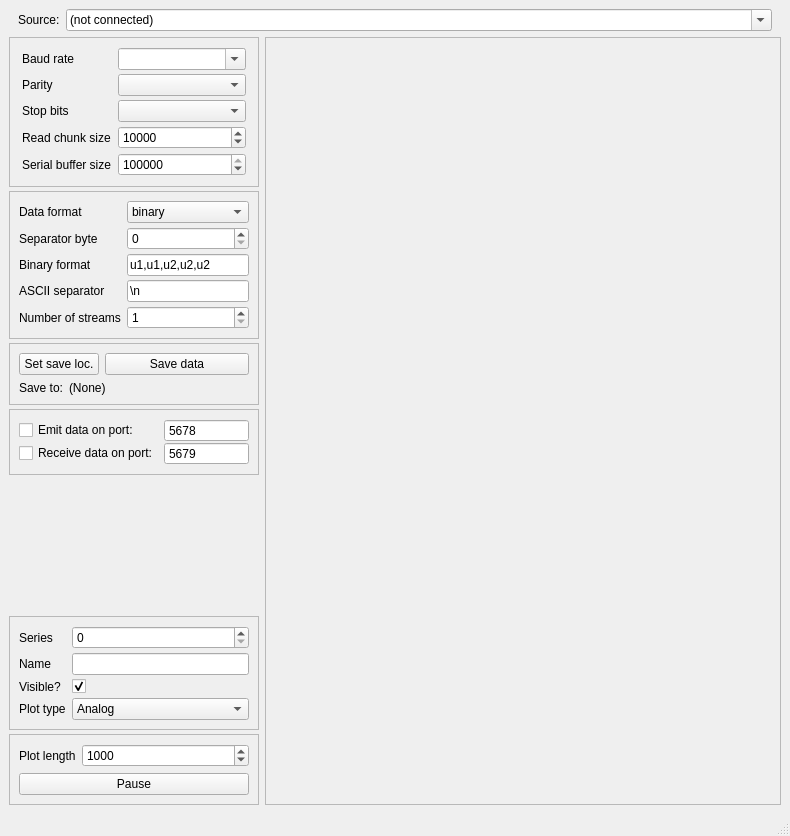
Before: the Qt Designer form src/splot/splot.ui in starfishneuroscience/splot, drawn with Qt 5.
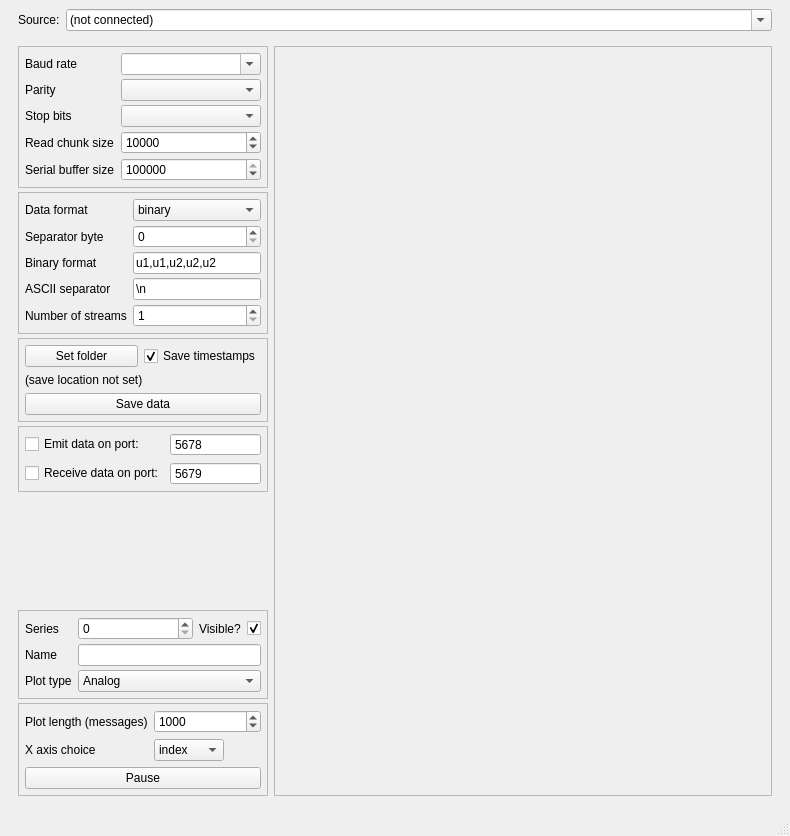
After: the same form once the commit is applied.

```diff
--- a/src/splot/splot.ui
+++ b/src/splot/splot.ui
@@ -113,6 +113,7 @@
         </widget>
        </item>
        <item>
+        <widget class="QFrame" name="">
         <layout class="QHBoxLayout" name="horizontalLayout_2">
          <item>
           <widget class="QFrame" name="leftFrame">
@@ -172,16 +173,16 @@
                 <number>4</number>
                </property>
                <property name="leftMargin">
-                <number>12</number>
+                 <number>6</number>
                </property>
                <property name="topMargin">
-                <number>10</number>
+                 <number>6</number>
                </property>
                <property name="rightMargin">
-                <number>12</number>
+                 <number>6</number>
                </property>
                <property name="bottomMargin">
-                <number>10</number>
+                 <number>6</number>
                </property>
                <item row="0" column="0">
                 <widget class="QLabel" name="serialBaudRateLabel">
@@ -319,6 +320,18 @@
                <property name="verticalSpacing">
                 <number>4</number>
                </property>
+                <property name="leftMargin">
+                 <number>6</number>
+                </property>
+                <property name="topMargin">
+                 <number>6</number>
+                </property>
+                <property name="rightMargin">
+                 <number>6</number>
+                </property>
+                <property name="bottomMargin">
+                 <number>6</number>
+                </property>
                <item row="0" column="0">
                 <widget class="QLabel" name="label_13">
                  <property name="text">
@@ -382,7 +395,7 @@
                   </sizepolicy>
                  </property>
                  <property name="toolTip">
-                  <string>&lt;html&gt;&lt;head/&gt;&lt;body&gt;&lt;p&gt;Binary messages are parsed by numpy as structured datatypes (&lt;a href=&quot;https://numpy.org/doc/stable/user/basics.rec.html#structured-datatypes&quot;&gt;&lt;span style=&quot; text-decoration: underline; color:#0000ff;&quot;&gt;https://numpy.org/doc/stable/user/basics.rec.html#structured-datatypes&lt;/span&gt;&lt;/a&gt;), which can be specified as comma-separated strings (see also &lt;a href=&quot;https://numpy.org/doc/stable/reference/arrays.dtypes.html#arrays-dtypes-constructing&quot;&gt;&lt;span style=&quot; text-decoration: underline; color:#0000ff;&quot;&gt;https://numpy.org/doc/stable/reference/arrays.dtypes.html#arrays-dtypes-constructing&lt;/span&gt;&lt;/a&gt;). For now, it is assumed that each element of the datatype is a scalar, so nested/hierarchical dtypes may produce funky results and errors. &lt;/p&gt;&lt;/body&gt;&lt;/html&gt;</string>
+                   <string>&lt;html&gt;&lt;head/&gt;&lt;body&gt;&lt;p&gt;Binary messages are parsed by numpy as structured datatypes (&lt;a href=&quot;https://numpy.org/doc/stable/user/basics.rec.html#structured-datatypes&quot;&gt;&lt;span style=&quot; text-decoration: underline; color:#0000ff;&quot;&gt;https://numpy.org/doc/stable/user/basics.rec.html#structured-datatypes&lt;/span&gt;&lt;/a&gt;), which can be specified as comma-separated strings (see also &lt;a href=&quot;https://numpy.org/doc/stable/reference/arrays.dtypes.html#arrays-dtypes-constructing&quot;&gt;&lt;span style=&quot; text-decoration: underline; color:#0000ff;&quot;&gt;https://numpy.org/doc/stable/reference/arrays.dtypes.html#arrays-dtypes-constructing&lt;/span&gt;&lt;/a&gt;). For now, it is assumed that each element of the datatype is a scalar, so nested/hierarchical dtypes will cause errors. Also see splot's README.&lt;/p&gt;&lt;/body&gt;&lt;/html&gt;</string>
                  </property>
                  <property name="toolTipDuration">
                   <number>-1</number>
@@ -441,20 +454,19 @@
                <enum>QFrame::Raised</enum>
               </property>
               <layout class="QGridLayout" name="gridLayout_2">
-               <item row="0" column="0" colspan="2">
-                <widget class="QPushButton" name="setSaveLocationPushButton">
-                 <property name="sizePolicy">
-                  <sizepolicy hsizetype="Expanding" vsizetype="Fixed">
-                   <horstretch>0</horstretch>
-                   <verstretch>0</verstretch>
-                  </sizepolicy>
-                 </property>
-                 <property name="text">
-                  <string>Set save loc.</string>
-                 </property>
-                </widget>
-               </item>
-               <item row="0" column="2">
+                <property name="leftMargin">
+                 <number>6</number>
+                </property>
+                <property name="topMargin">
+                 <number>6</number>
+                </property>
+                <property name="rightMargin">
+                 <number>6</number>
+                </property>
+                <property name="bottomMargin">
+                 <number>6</number>
+                </property>
+                <item row="4" column="0" colspan="2">
                 <widget class="QPushButton" name="savePushButton">
                  <property name="sizePolicy">
                   <sizepolicy hsizetype="Expanding" vsizetype="Fixed">
@@ -471,16 +483,32 @@
                 </widget>
                </item>
                <item row="1" column="0">
-                <widget class="QLabel" name="saveToLabel">
+                 <widget class="QPushButton" name="setSaveLocationPushButton">
+                  <property name="sizePolicy">
+                   <sizepolicy hsizetype="Expanding" vsizetype="Fixed">
+                    <horstretch>0</horstretch>
+                    <verstretch>0</verstretch>
+                   </sizepolicy>
+                  </property>
                  <property name="text">
-                  <string>Save to:</string>
+                   <string>Set folder</string>
                  </property>
                 </widget>
                </item>
-               <item row="1" column="1" colspan="2">
+                <item row="1" column="1">
+                 <widget class="QCheckBox" name="saveTimestampsCheckBox">
+                  <property name="text">
+                   <string>Save timestamps</string>
+                  </property>
+                  <property name="checked">
+                   <bool>true</bool>
+                  </property>
+                 </widget>
+                </item>
+                <item row="3" column="0" colspan="2">
                 <widget class="QLabel" name="saveLocationLabel">
                  <property name="text">
-                  <string>(None)</string>
+                   <string>(save location not set)</string>
                  </property>
                 </widget>
                </item>
@@ -489,41 +517,37 @@
             </item>
             <item>
              <widget class="QFrame" name="zmqFrame">
+               <property name="sizePolicy">
+                <sizepolicy hsizetype="Preferred" vsizetype="Preferred">
+                 <horstretch>0</horstretch>
+                 <verstretch>0</verstretch>
+                </sizepolicy>
+               </property>
               <property name="minimumSize">
                <size>
                 <width>0</width>
-                <height>10</height>
+                 <height>0</height>
                </size>
               </property>
               <property name="frameShape">
                <enum>QFrame::StyledPanel</enum>
               </property>
               <layout class="QGridLayout" name="gridLayout">
-               <property name="horizontalSpacing">
+                <property name="leftMargin">
+                 <number>6</number>
+                </property>
+                <property name="topMargin">
+                 <number>6</number>
+                </property>
+                <property name="rightMargin">
+                 <number>6</number>
+                </property>
+                <property name="bottomMargin">
+                 <number>6</number>
+                </property>
+                <property name="spacing">
                 <number>-1</number>
                </property>
-               <property name="verticalSpacing">
-                <number>0</number>
-               </property>
-               <item row="1" column="1">
-                <widget class="QSpinBox" name="receiveDataPortSpinBox">
-                 <property name="enabled">
-                  <bool>true</bool>
-                 </property>
-                 <property name="buttonSymbols">
-                  <enum>QAbstractSpinBox::NoButtons</enum>
-                 </property>
-                 <property name="keyboardTracking">
-                  <bool>false</bool>
-                 </property>
-                 <property name="maximum">
-                  <number>65535</number>
-                 </property>
-                 <property name="value">
-                  <number>5679</number>
-                 </property>
-                </widget>
-               </item>
                <item row="0" column="0">
                 <widget class="QCheckBox" name="emitDataCheckBox">
                  <property name="enabled">
@@ -563,6 +587,25 @@
                  </property>
                 </widget>
                </item>
+                <item row="1" column="1">
+                 <widget class="QSpinBox" name="receiveDataPortSpinBox">
+                  <property name="enabled">
+                   <bool>true</bool>
+                  </property>
+                  <property name="buttonSymbols">
+                   <enum>QAbstractSpinBox::NoButtons</enum>
+                  </property>
+                  <property name="keyboardTracking">
+                   <bool>false</bool>
+                  </property>
+                  <property name="maximum">
+                   <number>65535</number>
+                  </property>
+                  <property name="value">
+                   <number>5679</number>
+                  </property>
+                 </widget>
+                </item>
               </layout>
              </widget>
             </item>
@@ -590,13 +633,29 @@
               <property name="frameShadow">
                <enum>QFrame::Raised</enum>
               </property>
-              <layout class="QFormLayout" name="formLayout_2">
-               <property name="fieldGrowthPolicy">
-                <enum>QFormLayout::ExpandingFieldsGrow</enum>
+               <layout class="QGridLayout" name="gridLayout_3">
+                <property name="leftMargin">
+                 <number>6</number>
+                </property>
+                <property name="topMargin">
+                 <number>6</number>
+                </property>
+                <property name="rightMargin">
+                 <number>6</number>
+                </property>
+                <property name="bottomMargin">
+                 <number>6</number>
                </property>
                <property name="verticalSpacing">
                 <number>4</number>
                </property>
+                <item row="0" column="2">
+                 <widget class="QLabel" name="seriesVisibleLabel">
+                  <property name="text">
+                   <string>Visible?</string>
+                  </property>
+                 </widget>
+                </item>
                <item row="0" column="0">
                 <widget class="QLabel" name="seriesLabel">
                  <property name="text">
@@ -604,6 +663,20 @@
                  </property>
                 </widget>
                </item>
+                <item row="3" column="0">
+                 <widget class="QLabel" name="seriesPlotTypeLabel">
+                  <property name="text">
+                   <string>Plot type</string>
+                  </property>
+                 </widget>
+                </item>
+                <item row="1" column="0">
+                 <widget class="QLabel" name="seriesNameLabel">
+                  <property name="text">
+                   <string>Name</string>
+                  </property>
+                 </widget>
+                </item>
                <item row="0" column="1">
                 <widget class="QSpinBox" name="seriesSelectorSpinBox">
                  <property name="sizePolicy">
@@ -617,14 +690,17 @@
                  </property>
                 </widget>
                </item>
-               <item row="3" column="0">
-                <widget class="QLabel" name="seriesPlotTypeLabel">
-                 <property name="text">
-                  <string>Plot type</string>
+                <item row="0" column="3">
+                 <widget class="QCheckBox" name="seriesVisibleCheckBox">
+                  <property name="enabled">
+                   <bool>true</bool>
+                  </property>
+                  <property name="checked">
+                   <bool>true</bool>
                  </property>
                 </widget>
                </item>
-               <item row="3" column="1">
+                <item row="3" column="1" colspan="3">
                 <widget class="QComboBox" name="seriesPlotTypeComboBox">
                  <property name="sizePolicy">
                   <sizepolicy hsizetype="Expanding" vsizetype="Fixed">
@@ -644,31 +720,7 @@
                  </item>
                 </widget>
                </item>
-               <item row="2" column="0">
-                <widget class="QLabel" name="seriesVisibleLabel">
-                 <property name="text">
-                  <string>Visible?</string>
-                 </property>
-                </widget>
-               </item>
-               <item row="2" column="1">
-                <widget class="QCheckBox" name="seriesVisibleCheckBox">
-                 <property name="enabled">
-                  <bool>true</bool>
-                 </property>
-                 <property name="checked">
-                  <bool>true</bool>
-                 </property>
-                </widget>
-               </item>
-               <item row="1" column="0">
-                <widget class="QLabel" name="seriesNameLabel">
-                 <property name="text">
-                  <string>Name</string>
-                 </property>
-                </widget>
-               </item>
-               <item row="1" column="1">
+                <item row="1" column="1" colspan="3">
                 <widget class="QLineEdit" name="seriesNameLineEdit"/>
                </item>
               </layout>
@@ -686,10 +738,22 @@
                <property name="fieldGrowthPolicy">
                 <enum>QFormLayout::ExpandingFieldsGrow</enum>
                </property>
+                <property name="leftMargin">
+                 <number>6</number>
+                </property>
+                <property name="topMargin">
+                 <number>6</number>
+                </property>
+                <property name="rightMargin">
+                 <number>6</number>
+                </property>
+                <property name="bottomMargin">
+                 <number>6</number>
+                </property>
                <item row="0" column="0">
                 <widget class="QLabel" name="plotLengthLabel">
                  <property name="text">
-                  <string>Plot length</string>
+                   <string>Plot length (messages)</string>
                  </property>
                 </widget>
                </item>
@@ -715,7 +779,28 @@
                  </property>
                 </widget>
                </item>
-               <item row="1" column="0" colspan="2">
+                <item row="1" column="0">
+                 <widget class="QLabel" name="xAxisChoiceLabel">
+                  <property name="text">
+                   <string>X axis choice</string>
+                  </property>
+                 </widget>
+                </item>
+                <item row="1" column="1">
+                 <widget class="QComboBox" name="xAxisChoiceComboBox">
+                  <item>
+                   <property name="text">
+                    <string>index</string>
+                   </property>
+                  </item>
+                  <item>
+                   <property name="text">
+                    <string>time (s)</string>
+                   </property>
+                  </item>
+                 </widget>
+                </item>
+                <item row="2" column="0" colspan="2">
                 <widget class="QPushButton" name="pausePushButton">
                  <property name="text">
                   <string>Pause</string>
@@ -743,6 +828,7 @@
           </widget>
          </item>
         </layout>
+        </widget>
        </item>
       </layout>
      </widget>
```
Lines whose indentation alone changed are shown as unchanged.
